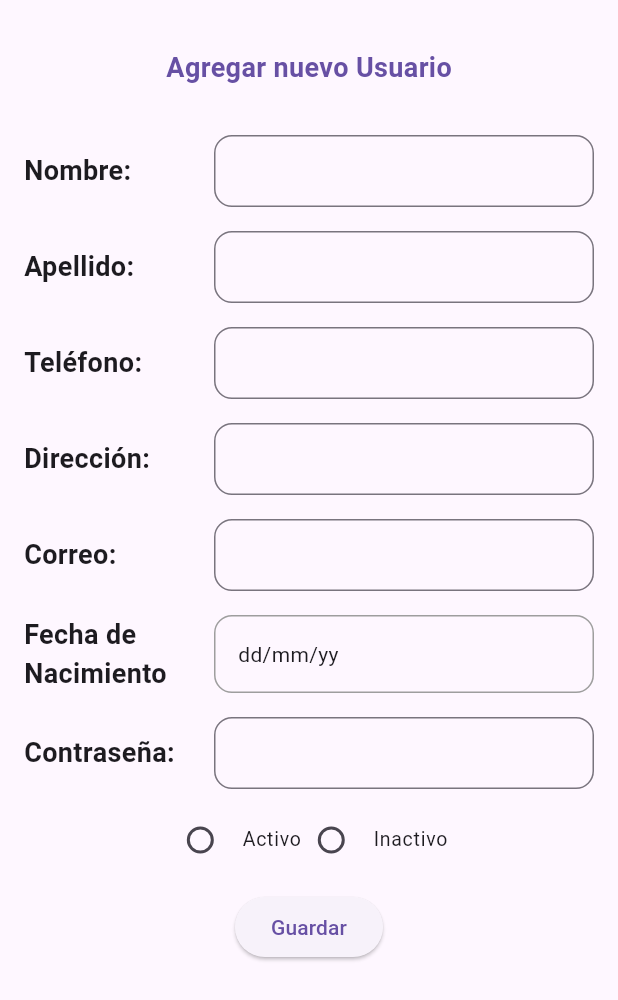
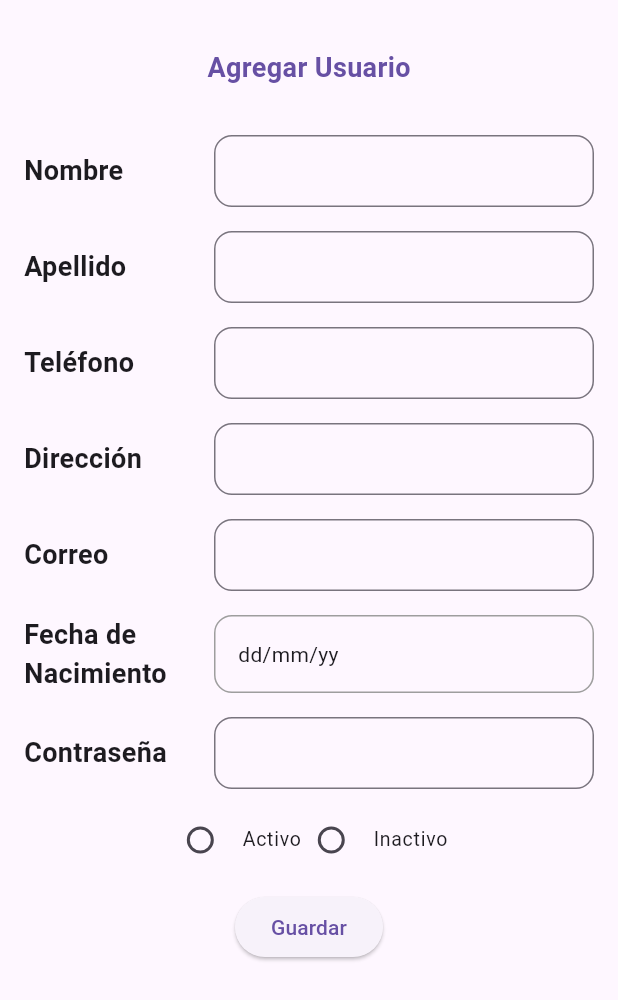
Before and after one commit to ivanndrey620/crud_flutter, a Flutter app: the AddUserScreen widget shown alone on an empty page, opened directly, on a phone screen of 412 x 824 dp. Shown: the top 1000 px of the screen. Run offline on Flutter 3.47's test engine with Material 3 defaults, Android fonts, the phone set to English and light mode, and no system bars; our stand-ins replace auto_route, bloc, cloud_firestore, firebase_core, firebase_ui_firestore, flutter_bloc and 5 more; accounts and stored records are empty.

Commit message:
feat: use string constans instead of hardcoded strings

```diff
--- a/lib/features/add_user.dart/screens/add_user_screen.dart
+++ b/lib/features/add_user.dart/screens/add_user_screen.dart
@@ -3,6 +3,7 @@ import 'package:crud_flutter/features/add_user.dart/utils/user_state_enum.dart';
 import 'package:crud_flutter/features/features.dart';
 import 'package:crud_flutter/features/form/bloc/user_form_bloc.dart';
 import 'package:crud_flutter/features/form/widgets/custom_field_title_widget.dart';
+import 'package:crud_flutter/utils/contants.dart';
 import 'package:crud_flutter/utils/date_util.dart';
 import 'package:flutter/material.dart';
 import 'package:flutter_bloc/flutter_bloc.dart';
@@ -45,7 +46,7 @@ class AddUserScreen extends StatelessWidget {
                 mainAxisSize: MainAxisSize.min,
                 children: [
                   const SizedBox(height: 16),
-                  const CustomTitleWidget(title: 'Agregar nuevo Usuario'),
+                  const CustomTitleWidget(title: Constants.addUser),
                   const SizedBox(height: 32),
                   _NameField(initialValue: state.name),
                   const SizedBox(height: 16),
@@ -96,7 +97,7 @@ class _ActiveOrInactive extends StatelessWidget {
                 groupValue: state,
                 onChanged: (value) =>
                     context.read<UserStateCubit>().changeUserState(value!),
-                title: const Text('Activo'),
+                title: const Text(Constants.active),
               ),
             ),
             IntrinsicWidth(
@@ -111,7 +112,7 @@ class _ActiveOrInactive extends StatelessWidget {
                 groupValue: state,
                 onChanged: (value) =>
                     context.read<UserStateCubit>().changeUserState(value!),
-                title: const Text('Inactivo'),
+                title: const Text(Constants.inactive),
               ),
             ),
           ],
@@ -142,7 +143,7 @@ class _AddOrEditButton extends StatelessWidget {
               .read<UserFormBloc>()
               .add(OnAddUserEvent(userStateEnum: userState));
         },
-        child: isEdit ? const Text('Editar') : const Text('Guardar'),
+        child: isEdit ? const Text(Constants.edit) : const Text(Constants.save),
       ),
     );
   }
@@ -157,7 +158,7 @@ class _PasswordField extends StatelessWidget {
   Widget build(BuildContext context) {
     return TitleFieldWidget(
       initialValue: initialValue,
-      title: 'Contraseña:',
+      title: Constants.password,
       keyboardType: TextInputType.visiblePassword,
       onChangedCallback: (password) => context
           .read<UserFormBloc>()
@@ -198,7 +199,7 @@ class _DateOfBirthField extends StatelessWidget {
       child: Row(
         children: [
           const Expanded(
-            child: CustomFieldTitleWidget(title: 'Fecha de Nacimiento'),
+            child: CustomFieldTitleWidget(title: Constants.dateOfBirth),
           ),
           Expanded(
             flex: 2,
@@ -213,7 +214,7 @@ class _DateOfBirthField extends StatelessWidget {
                   Radius.circular(12),
                 ),
               ),
-              child: Text(initialValue ?? 'dd/mm/yy'),
+              child: Text(initialValue ?? Constants.dateOfBirthHint),
             ),
           )
         ],
@@ -231,7 +232,7 @@ class _EmailField extends StatelessWidget {
   Widget build(BuildContext context) {
     return TitleFieldWidget(
       initialValue: initialValue,
-      title: 'Correo:',
+      title: Constants.email,
       keyboardType: TextInputType.emailAddress,
       onChangedCallback: (email) =>
           context.read<UserFormBloc>().add(OnAddUserEmailEvent(email: email)),
@@ -250,7 +251,7 @@ class _AddressField extends StatelessWidget {
   Widget build(BuildContext context) {
     return TitleFieldWidget(
       initialValue: initialValue,
-      title: 'Dirección:',
+      title: Constants.address,
       keyboardType: TextInputType.streetAddress,
       onChangedCallback: (address) => context
           .read<UserFormBloc>()
@@ -271,7 +272,7 @@ class _PhoneField extends StatelessWidget {
   Widget build(BuildContext context) {
     return TitleFieldWidget(
       initialValue: initialValue,
-      title: 'Teléfono:',
+      title: Constants.phone,
       keyboardType: TextInputType.phone,
       onChangedCallback: (phone) =>
           context.read<UserFormBloc>().add(OnAddUserPhoneEvent(phone: phone)),
@@ -290,7 +291,7 @@ class _LastnameField extends StatelessWidget {
   Widget build(BuildContext context) {
     return TitleFieldWidget(
       initialValue: initialValue,
-      title: 'Apellido:',
+      title: Constants.lastname,
       onChangedCallback: (lastname) => context
           .read<UserFormBloc>()
           .add(OnAddUserLastNameEvent(lastname: lastname)),
@@ -310,7 +311,7 @@ class _NameField extends StatelessWidget {
   Widget build(BuildContext context) {
     return TitleFieldWidget(
         initialValue: initialValue,
-        title: 'Nombre:',
+        title: Constants.name,
         onChangedCallback: (name) =>
             context.read<UserFormBloc>().add(OnAddUserNameEvent(name: name)),
         onSubmittedCallback: (name) =>
--- a/lib/features/user_list/screens/user_list_screen.dart
+++ b/lib/features/user_list/screens/user_list_screen.dart
@@ -1,6 +1,7 @@
 import 'package:crud_flutter/features/features.dart';
 import 'package:crud_flutter/features/user_list/bloc/user_list_bloc.dart';
 import 'package:crud_flutter/features/user_list/widgets/slidable_user_item.dart';
+import 'package:crud_flutter/utils/contants.dart';
 import 'package:firebase_ui_firestore/firebase_ui_firestore.dart';
 import 'package:flutter/material.dart';
 import 'package:flutter_bloc/flutter_bloc.dart';
@@ -21,7 +22,7 @@ class UserListScreen extends StatelessWidget {
           title: const Padding(
             padding: EdgeInsets.all(32.0),
             child: Text(
-              'Listado de Usuarios',
+              Constants.userList,
               style: TextStyle(
                 fontWeight: FontWeight.bold,
                 color: Colors.white,
@@ -45,7 +46,7 @@ class UserListScreen extends StatelessWidget {
                   return SlidableUserItem(user: userWithId);
                 },
                 emptyBuilder: (context) => const Center(
-                  child: Text('No hay usuarios agregadas'),
+                  child: Text(Constants.noUsersFound),
                 ),
               ),
               error: (error) => Center(
--- a/lib/features/user_list/widgets/slidable_user_item.dart
+++ b/lib/features/user_list/widgets/slidable_user_item.dart
@@ -1,6 +1,7 @@
 import 'package:crud_flutter/features/features.dart';
 import 'package:crud_flutter/features/user_list/bloc/user_list_bloc.dart';
 import 'package:crud_flutter/features/user_list/widgets/user_item.dart';
+import 'package:crud_flutter/utils/contants.dart';
 import 'package:flutter/material.dart';
 import 'package:flutter_bloc/flutter_bloc.dart';
 import 'package:flutter_slidable/flutter_slidable.dart';
@@ -24,7 +25,7 @@ class SlidableUserItem extends StatelessWidget {
             backgroundColor: const Color(0xFFFE4A49),
             foregroundColor: Colors.white,
             icon: Icons.delete,
-            label: 'Delete',
+            label: Constants.delete,
             borderRadius: BorderRadius.circular(10),
             spacing: 0,
           ),
@@ -44,7 +45,7 @@ class SlidableUserItem extends StatelessWidget {
             backgroundColor: const Color(0xFF7BC043),
             foregroundColor: Colors.white,
             icon: Icons.edit,
-            label: 'Edit',
+            label: Constants.edit,
             borderRadius: BorderRadius.circular(10),
             spacing: 0,
           ),
--- /dev/null
+++ b/lib/utils/contants.dart
@@ -0,0 +1,37 @@
+class Constants {
+  static const String userList = 'Listado de Usuarios';
+
+  static const String noUsersFound = 'No hay usuarios agregadas';
+
+  static const String edit = 'Editar';
+
+  static const String delete = 'Eliminar';
+
+  static const String addUser = 'Agregar Usuario';
+
+  static const String active = 'Activo';
+
+  static const String inactive = 'Inactivo';
+
+  static const String save = 'Guardar';
+
+  static const String password = 'Contraseña';
+
+  static const String dateOfBirth = 'Fecha de Nacimiento';
+
+  static const String dateOfBirthHint = 'dd/mm/yy';
+
+  static const String email = 'Correo';
+
+  static const String address = 'Dirección';
+
+  static const String phone = 'Teléfono';
+
+  static const String lastname = 'Apellido';
+
+  static const String name = 'Nombre';
+
+  static const String state = 'Estado';
+
+  static const String detail = 'Detalle';
+}
```
Also changed, not shown: lib/features/detail/screens/detail_screen.dart (+11 -8 lines), lib/features/form/screen/form_screen.dart (deleted).
